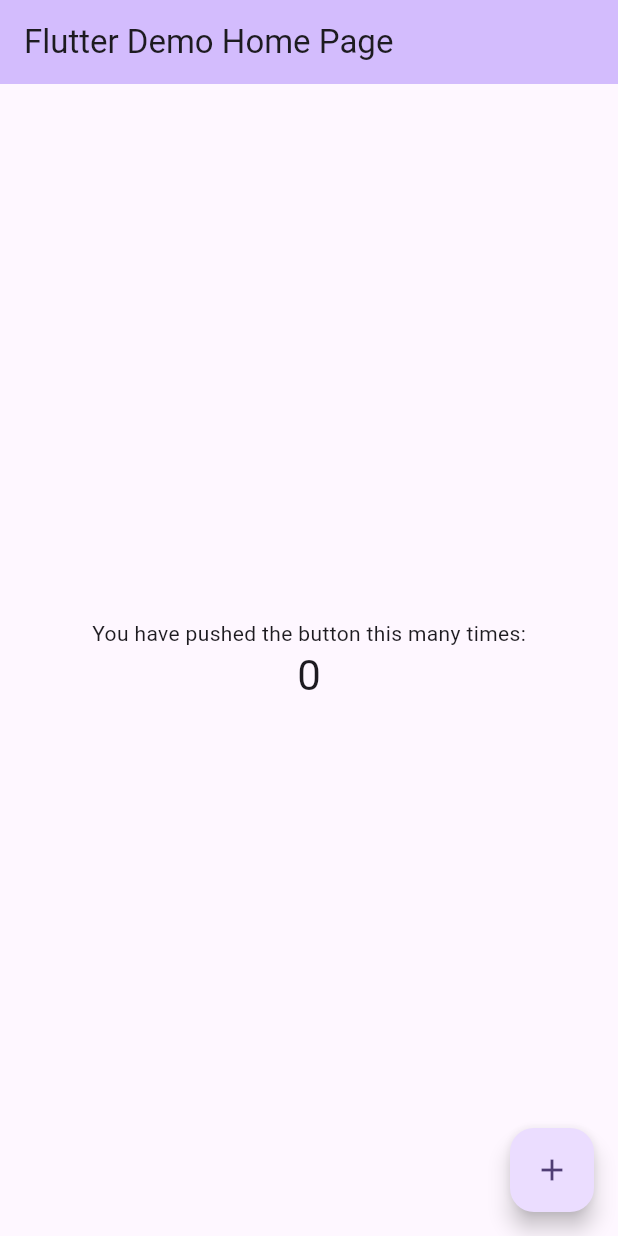
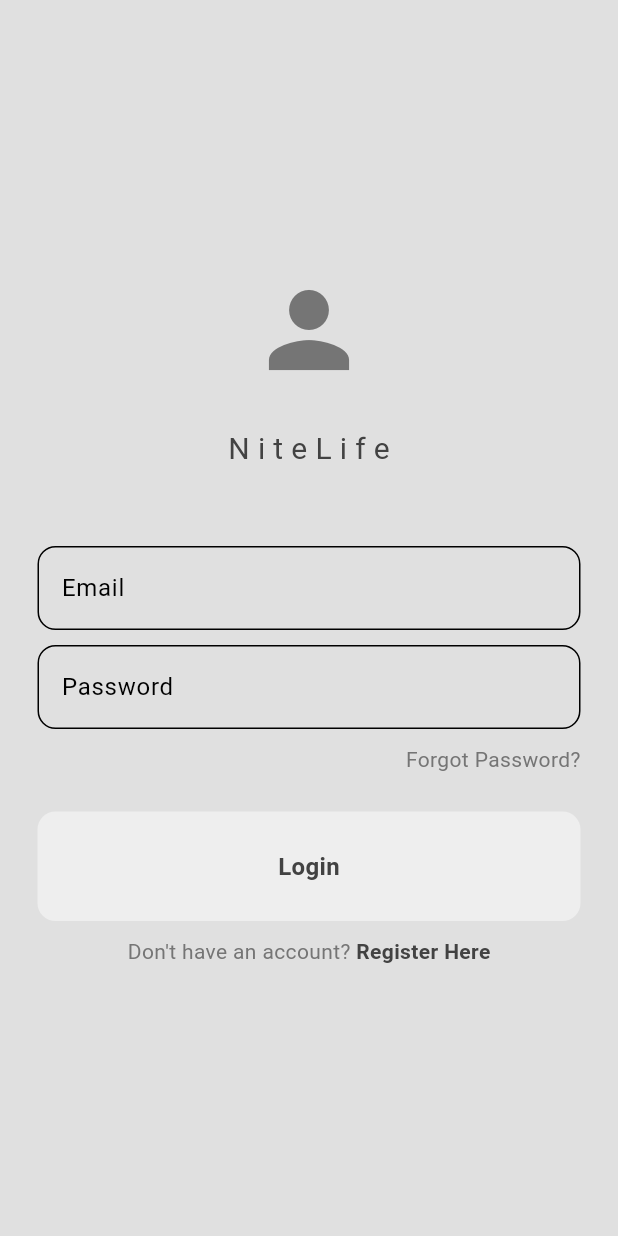
Before and after one commit to bigbopper215/nitelife, a Flutter app: the screen it shows after launch, on a phone screen of 412 x 824 dp. Run offline on Flutter 3.47's test engine with Material 3 defaults, Android fonts, the light colour scheme and no system bars; our stand-ins replace cloud_firestore, firebase_auth, firebase_core; accounts and stored records are empty; statements that could not run were skipped.

Commit message:
login/register/homepage created

```diff
--- /dev/null
+++ b/lib/auth/auth.dart
@@ -0,0 +1,28 @@
+import 'package:firebase_auth/firebase_auth.dart';
+import 'package:flutter/material.dart';
+import 'package:nite_life/auth/login_or_register.dart';
+import 'package:nite_life/pages/home_page.dart';
+
+class AuthPage extends StatelessWidget {
+  const AuthPage ({super.key});
+
+  @override
+  Widget build(BuildContext context) {
+    return Scaffold(
+      body: StreamBuilder(
+        stream: FirebaseAuth.instance.authStateChanges(),
+        builder: (context, snapshot) {
+          // user is logged in
+          if (snapshot.hasData) {
+            return const HomePage();
+          }
+
+          // user is not logged in
+          else {
+            return const LoginOrRegister();
+          }
+        },
+      ),
+    );
+  }
+}
--- /dev/null
+++ b/lib/auth/login_or_register.dart
@@ -0,0 +1,33 @@
+import 'package:flutter/material.dart';
+import 'package:nite_life/pages/login_page.dart';
+import 'package:nite_life/pages/register_page.dart';
+
+class LoginOrRegister extends StatefulWidget {
+  const LoginOrRegister({super.key});
+
+  @override
+  State<LoginOrRegister> createState() => _LoginOrRegisterState();
+}
+
+class _LoginOrRegisterState extends State<LoginOrRegister> {
+
+  // initiall show login page
+  bool showLoginPage = true;
+
+  //toggle between login and register page
+  void togglePages() {
+    setState(() {
+      showLoginPage = !showLoginPage;
+    });
+  }
+
+  @override
+  Widget build(BuildContext context) {
+    // TODO: implement build
+    if (showLoginPage) {
+      return LoginPage(onTap: togglePages);
+    } else {
+      return RegisterPage(onTap: togglePages);
+    }
+  }
+}
--- /dev/null
+++ b/lib/components/my_button.dart
@@ -0,0 +1,36 @@
+import 'package:flutter/material.dart';
+
+class MyButton extends StatelessWidget {
+  final String text;
+  final void Function()? onTap;
+
+  const MyButton({
+    super.key,
+    required this.text,
+    required this.onTap,
+  });
+
+  @override
+  Widget build(BuildContext context) {
+    // TODO: implement build
+    return GestureDetector(
+      onTap: onTap,
+      child: Container(
+        decoration: BoxDecoration(
+          color: Theme.of(context).colorScheme.primary,
+          borderRadius: BorderRadius.circular(12),
+        ),
+        padding: const EdgeInsets.all(25),
+        child: Center(
+          child: Text(
+            text,
+            style: const TextStyle(
+              fontWeight: FontWeight.bold,
+              fontSize: 16,
+            ),
+          ),
+          ),
+      ),
+    );
+  }
+}
--- /dev/null
+++ b/lib/components/my_textfield.dart
@@ -0,0 +1,26 @@
+import 'package:flutter/material.dart';
+
+class MyTextfield extends StatelessWidget {
+  final String hintText;
+  final bool obscureText;
+  final TextEditingController controller;
+
+  const MyTextfield({
+    super.key,
+    required this.hintText,
+    required this.obscureText,
+    required this.controller,
+  });
+
+  @override
+  Widget build(BuildContext context) {
+    return TextField(
+      controller:  controller,
+      decoration: InputDecoration(
+        border: OutlineInputBorder(borderRadius: BorderRadius.circular(12)),
+        hintText: hintText,
+      ),
+      obscureText: obscureText,
+    );
+  }
+}
--- a/lib/main.dart
+++ b/lib/main.dart
@@ -1,125 +1,28 @@
+import 'package:firebase_core/firebase_core.dart';
 import 'package:flutter/material.dart';
+import 'package:nite_life/auth/auth.dart';
+import 'package:nite_life/auth/login_or_register.dart';
+import 'package:nite_life/firebase_options.dart';
+import 'package:nite_life/themes/light_mode.dart';
+import 'package:nite_life/themes/dark_mode.dart';
 
-void main() {
+
+void main() async {
+  WidgetsFlutterBinding.ensureInitialized();
+  await Firebase.initializeApp(options: DefaultFirebaseOptions.currentPlatform);
   runApp(const MyApp());
 }
 
 class MyApp extends StatelessWidget {
   const MyApp({super.key});
 
-  // This widget is the root of your application.
   @override
   Widget build(BuildContext context) {
     return MaterialApp(
-      title: 'Flutter Demo',
-      theme: ThemeData(
-        // This is the theme of your application.
-        //
-        // TRY THIS: Try running your application with "flutter run". You'll see
-        // the application has a purple toolbar. Then, without quitting the app,
-        // try changing the seedColor in the colorScheme below to Colors.green
-        // and then invoke "hot reload" (save your changes or press the "hot
-        // reload" button in a Flutter-supported IDE, or press "r" if you used
-        // the command line to start the app).
-        //
-        // Notice that the counter didn't reset back to zero; the application
-        // state is not lost during the reload. To reset the state, use hot
-        // restart instead.
-        //
-        // This works for code too, not just values: Most code changes can be
-        // tested with just a hot reload.
-        colorScheme: ColorScheme.fromSeed(seedColor: Colors.deepPurple),
-        useMaterial3: true,
-      ),
-      home: const MyHomePage(title: 'Flutter Demo Home Page'),
+      debugShowCheckedModeBanner: false,
+      home: const AuthPage(),
+      theme: lightMode,
+      darkTheme: darkMode,
     );
   }
 }
-
-class MyHomePage extends StatefulWidget {
-  const MyHomePage({super.key, required this.title});
-
-  // This widget is the home page of your application. It is stateful, meaning
-  // that it has a State object (defined below) that contains fields that affect
-  // how it looks.
-
-  // This class is the configuration for the state. It holds the values (in this
-  // case the title) provided by the parent (in this case the App widget) and
-  // used by the build method of the State. Fields in a Widget subclass are
-  // always marked "final".
-
-  final String title;
-
-  @override
-  State<MyHomePage> createState() => _MyHomePageState();
-}
-
-class _MyHomePageState extends State<MyHomePage> {
-  int _counter = 0;
-
-  void _incrementCounter() {
-    setState(() {
-      // This call to setState tells the Flutter framework that something has
-      // changed in this State, which causes it to rerun the build method below
-      // so that the display can reflect the updated values. If we changed
-      // _counter without calling setState(), then the build method would not be
-      // called again, and so nothing would appear to happen.
-      _counter++;
-    });
-  }
-
-  @override
-  Widget build(BuildContext context) {
-    // This method is rerun every time setState is called, for instance as done
-    // by the _incrementCounter method above.
-    //
-    // The Flutter framework has been optimized to make rerunning build methods
-    // fast, so that you can just rebuild anything that needs updating rather
-    // than having to individually change instances of widgets.
-    return Scaffold(
-      appBar: AppBar(
-        // TRY THIS: Try changing the color here to a specific color (to
-        // Colors.amber, perhaps?) and trigger a hot reload to see the AppBar
-        // change color while the other colors stay the same.
-        backgroundColor: Theme.of(context).colorScheme.inversePrimary,
-        // Here we take the value from the MyHomePage object that was created by
-        // the App.build method, and use it to set our appbar title.
-        title: Text(widget.title),
-      ),
-      body: Center(
-        // Center is a layout widget. It takes a single child and positions it
-        // in the middle of the parent.
-        child: Column(
-          // Column is also a layout widget. It takes a list of children and
-          // arranges them vertically. By default, it sizes itself to fit its
-          // children horizontally, and tries to be as tall as its parent.
-          //
-          // Column has various properties to control how it sizes itself and
-          // how it positions its children. Here we use mainAxisAlignment to
-          // center the children vertically; the main axis here is the vertical
-          // axis because Columns are vertical (the cross axis would be
-          // horizontal).
-          //
-          // TRY THIS: Invoke "debug painting" (choose the "Toggle Debug Paint"
-          // action in the IDE, or press "p" in the console), to see the
-          // wireframe for each widget.
-          mainAxisAlignment: MainAxisAlignment.center,
-          children: <Widget>[
-            const Text(
-              'You have pushed the button this many times:',
-            ),
-            Text(
-              '$_counter',
-              style: Theme.of(context).textTheme.headlineMedium,
-            ),
-          ],
-        ),
-      ),
-      floatingActionButton: FloatingActionButton(
-        onPressed: _incrementCounter,
-        tooltip: 'Increment',
-        child: const Icon(Icons.add),
-      ), // This trailing comma makes auto-formatting nicer for build methods.
-    );
-  }
-}
--- /dev/null
+++ b/lib/pages/login_page.dart
@@ -0,0 +1,138 @@
+import 'package:firebase_auth/firebase_auth.dart';
+import 'package:flutter/material.dart';
+import 'package:nite_life/components/my_button.dart';
+import 'package:nite_life/components/my_textfield.dart';
+import 'package:nite_life/helper/helper_functions.dart';
+
+class LoginPage extends StatefulWidget {
+  final void Function()? onTap;
+
+  const LoginPage({super.key, required this.onTap});
+
+  @override
+  State<LoginPage> createState() => _LoginPageState();
+}
+
+class _LoginPageState extends State<LoginPage> {
+  final TextEditingController emailController = TextEditingController();
+
+  final TextEditingController passwordController = TextEditingController();
+
+  // login method
+  void login() async {
+    // show loading circle
+    showDialog(
+      context: context,
+      builder: (context) => const Center(
+        child: CircularProgressIndicator(),
+      ),
+    );
+
+    try {
+      await FirebaseAuth.instance.signInWithEmailAndPassword(email: emailController.text, password: passwordController.text);
+
+      // pop loading circle
+      if (context.mounted) Navigator.pop(context);
+    }
+
+    // display any errors
+    on FirebaseAuthException catch (e) {
+      // pop loading circle
+      Navigator.pop(context);
+      displayMessageToUser(e.code, context);
+    }
+
+
+  }
+
+  @override
+  Widget build(BuildContext context) {
+    return Scaffold(
+      backgroundColor: Theme.of(context).colorScheme.background,
+      body: Center(
+        child: Padding(
+          padding: const EdgeInsets.all(25.0),
+          child: Column(
+            mainAxisAlignment: MainAxisAlignment.center,
+            children: [
+              //logo
+              Icon(
+                Icons.person,
+                size: 80,
+                color: Theme.of(context).colorScheme.inversePrimary,
+              ),
+
+              const SizedBox(height: 25),
+
+              Text(
+                "N i t e L i f e",
+                style: TextStyle(fontSize: 20),
+              ),
+
+              const SizedBox(height: 50),
+
+              //email textfield
+              MyTextfield(
+                hintText: "Email",
+                obscureText: false,
+                controller: emailController,
+              ),
+
+              const SizedBox(height: 10),
+
+              // paddword textfield
+              MyTextfield(
+                hintText: "Password",
+                obscureText: true,
+                controller: passwordController,
+              ),
+
+              const SizedBox(height: 10),
+
+              // forgot password
+              Row(
+                mainAxisAlignment: MainAxisAlignment.end,
+                children: [
+                  Text("Forgot Password?",
+                      style: TextStyle(
+                          color: Theme.of(context).colorScheme.inversePrimary)),
+                ],
+              ),
+
+              const SizedBox(height: 25),
+
+              // sign in button
+              MyButton(
+                text: "Login",
+                onTap: login,
+              ),
+
+              const SizedBox(height: 10),
+
+              // no account? Register here
+              Row(
+                mainAxisAlignment: MainAxisAlignment.center,
+                children: [
+                  Text(
+                    "Don't have an account?",
+                    style: TextStyle(
+                        color: Theme.of(context).colorScheme.inversePrimary),
+                  ),
+                  GestureDetector(
+                    onTap: widget.onTap,
+                    child: const Text(
+                      " Register Here",
+                      style: TextStyle(
+                        fontWeight: FontWeight.bold,
+                      ),
+                    ),
+                  ),
+                ],
+              ),
+            ],
+          ),
+        ),
+      ),
+    );
+  }
+}
--- /dev/null
+++ b/lib/themes/dark_mode.dart
@@ -0,0 +1,16 @@
+import 'package:flutter/material.dart';
+
+ThemeData darkMode = ThemeData(
+  brightness: Brightness.dark,
+  colorScheme: ColorScheme.dark(
+    background: Colors.grey.shade900,
+    primary: Colors.grey.shade800,
+    secondary:  Colors.grey.shade700,
+    inversePrimary: Colors.grey.shade300,
+  ),
+
+  textTheme: ThemeData.dark().textTheme.apply(
+    bodyColor: Colors.grey[300],
+    displayColor: Colors.white,
+    ),
+);
--- /dev/null
+++ b/lib/themes/light_mode.dart
@@ -0,0 +1,16 @@
+import 'package:flutter/material.dart';
+
+ThemeData lightMode = ThemeData(
+  brightness: Brightness.light,
+  colorScheme: ColorScheme.light(
+    background: Colors.grey.shade300,
+    primary: Colors.grey.shade200,
+    secondary:  Colors.grey.shade400,
+    inversePrimary: Colors.grey.shade600,
+  ),
+
+  textTheme: ThemeData.light().textTheme.apply(
+    bodyColor: Colors.grey[800],
+    displayColor: Colors.black,
+    ),
+);
--- a/pubspec.yaml
+++ b/pubspec.yaml
@@ -35,6 +35,9 @@ dependencies:
   # The following adds the Cupertino Icons font to your application.
   # Use with the CupertinoIcons class for iOS style icons.
   cupertino_icons: ^1.0.6
+  firebase_core: ^2.31.1
+  cloud_firestore: ^4.17.4
+  firebase_auth: ^4.19.6
 
 dev_dependencies:
   flutter_test:
```
Also changed, not shown: lib/helper/helper_functions.dart (added, +11 -0 lines), lib/pages/home_page.dart (added, +109 -0 lines), lib/pages/register_page.dart (added, +171 -0 lines), lib/services/firestore.dart (added, +32 -0 lines), firebase.json (added), lib/firebase_options.dart (added), pubspec.lock, 13 other files.
